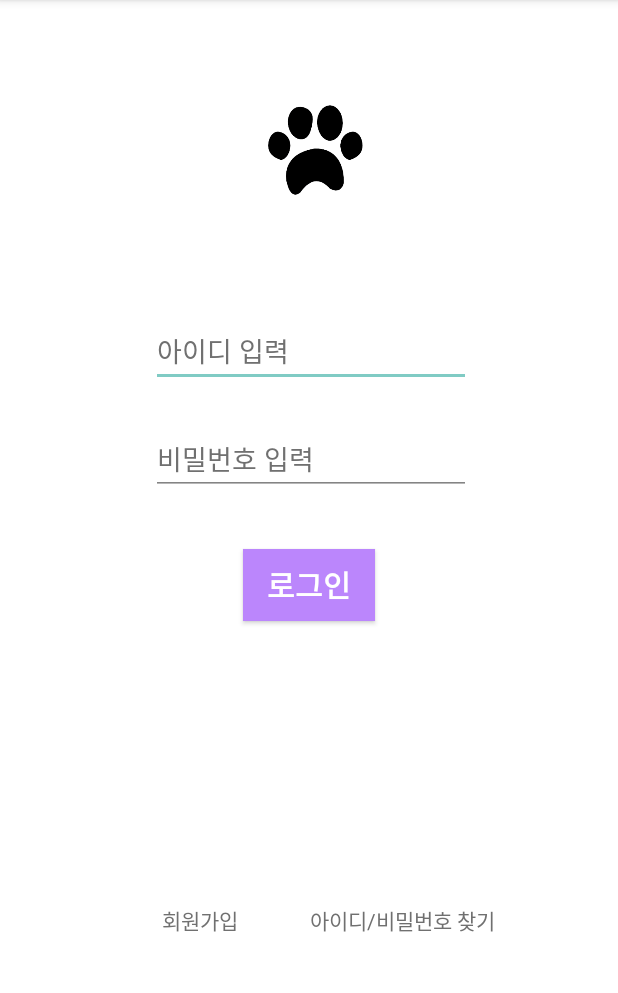
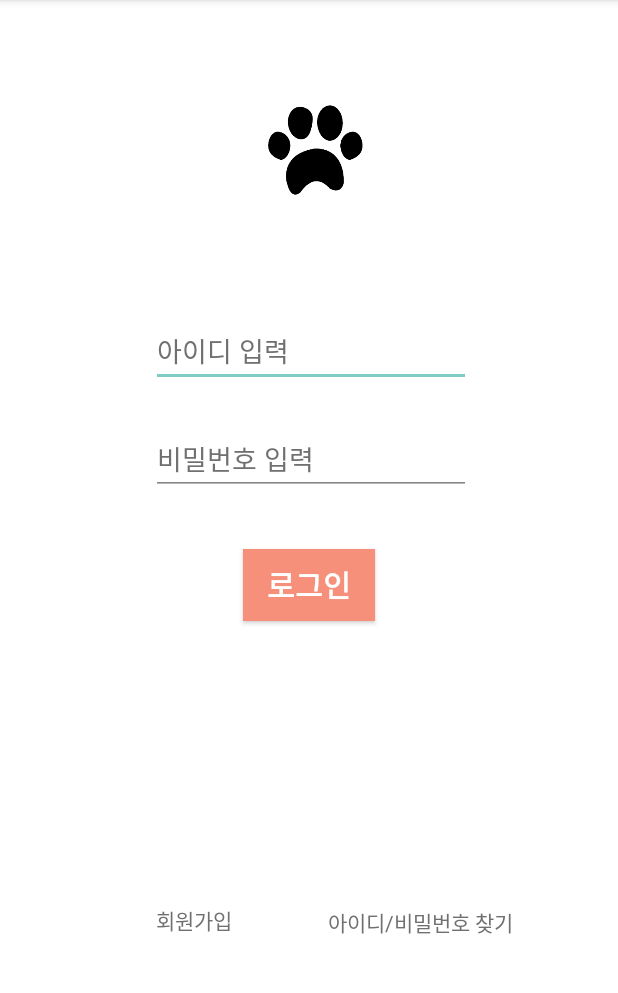
Before and after one commit to jun4256/Pettelier_Android.Vol2, an Android app: the layout activity_login.xml on its own in the app's theme, with its tools: preview values and no code run, on a phone screen of 412 x 824 dp, the part 84-1077 px from its top. Run offline under Robolectric (Android 15) with nearby library versions, the phone set to English and light mode, and no system bars; network calls fail.

Commit message:
일종의 의식

```diff
--- a/app/src/main/res/layout/activity_login.xml
+++ b/app/src/main/res/layout/activity_login.xml
@@ -46,7 +46,7 @@
         android:layout_width="wrap_content"
         android:layout_height="wrap_content"
         android:layout_marginTop="36dp"
-        android:background="@color/purple_200"
+        android:background="#F6907B"
         android:gravity="center"
         android:text="로그인"
         android:textColor="@color/white"
@@ -88,7 +88,7 @@
         android:id="@+id/tv_join"
         android:layout_width="wrap_content"
         android:layout_height="wrap_content"
-        android:layout_marginStart="108dp"
+        android:layout_marginStart="104dp"
         android:layout_marginBottom="144dp"
         android:text="회원가입"
         android:textColor="#707070"
@@ -98,9 +98,9 @@
 
     <TextView
         android:id="@+id/tv_find"
-        android:layout_width="wrap_content"
-        android:layout_height="wrap_content"
-        android:layout_marginStart="48dp"
+        android:layout_width="147dp"
+        android:layout_height="20dp"
+        android:layout_marginStart="64dp"
         android:layout_marginBottom="144dp"
         android:text="아이디/비밀번호 찾기"
         android:textColor="#707070"
```
Also changed, not shown: app/src/main/AndroidManifest.xml (+9 -5 lines).
